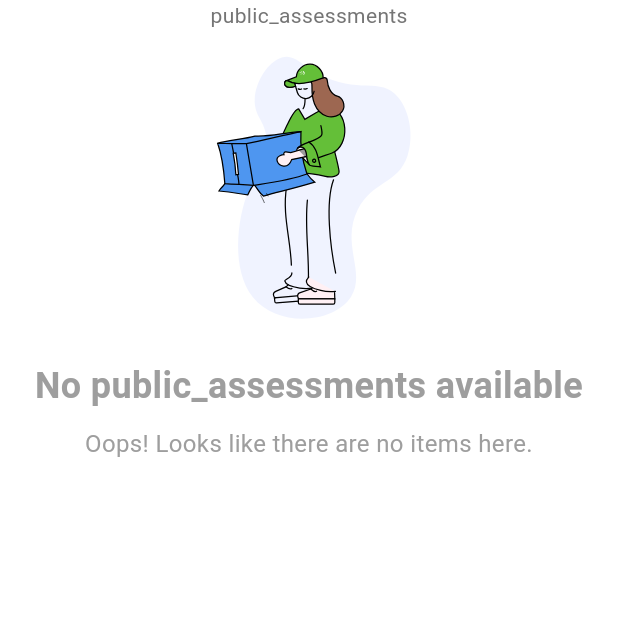
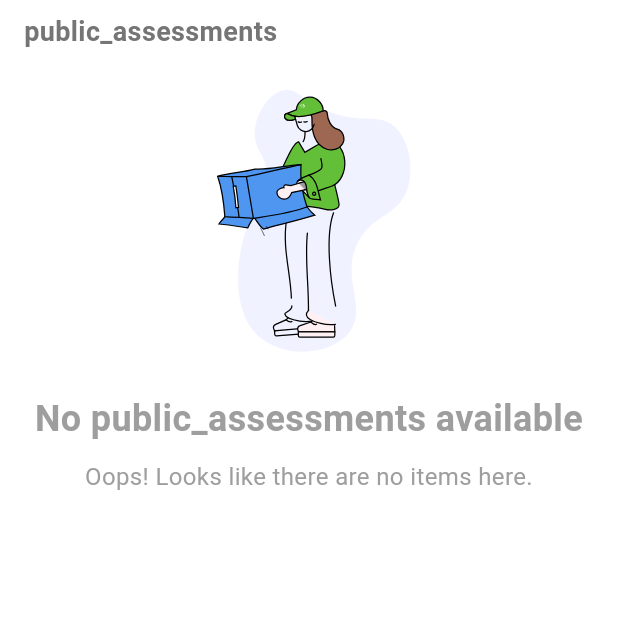
Before and after one commit to 45afeef/edutik, a Flutter app: the AssessmentTabBarView screen opened directly with empty values, on a phone screen of 412 x 824 dp, the top half of it. Run offline on Flutter 3.47's test engine with Material 3 defaults, Android fonts, the phone set to English and light mode, and no system bars; our stand-ins replace cloud_firestore, connectivity_plus, firebase_auth, firebase_core, firebase_crashlytics, flip_card and 12 more; accounts and stored records are empty.

Commit message:
feat: add utmSource and campaign fields to AssessmentResult and related models for tracking purposes

```diff
--- a/lib/src/features/assessment/da/models/assessment_result_model.dart
+++ b/lib/src/features/assessment/da/models/assessment_result_model.dart
@@ -21,6 +21,8 @@ class AssessmentResultModel with _$AssessmentResultModel {
     required Map<int, AssessmentItemResponseModel> studentResponse,
     required String assessmentId,
     required String studentId,
+    String? utmSource,
+    String? campaign,
   }) = _AssessmentResultModel;
 
   factory AssessmentResultModel.fromJson(Map<String, dynamic> json) =>
--- a/lib/src/features/assessment/do/assessment.dart
+++ b/lib/src/features/assessment/do/assessment.dart
@@ -30,15 +30,21 @@ class Assessment extends Content {
 }
 
 class AssessmentResult {
+  /// [studentResponse] is a map of index and [AssessmentItemResponse]
+  /// The index is the index of the [AssessmentItem] in the [Assessment] object
   Map<int, AssessmentItemResponse> studentResponse;
   String? assessmentId;
   String? studentId;
+  String? utmSource;
+  String? campaign;
 
   // Constructor
   AssessmentResult({
     Map<int, AssessmentItemResponse>? initialResponse,
     this.assessmentId,
     this.studentId,
+    this.utmSource,
+    this.campaign,
   }) : studentResponse = initialResponse ?? {};
 
   AssessmentItemResponse? getItemResponse(int index) => studentResponse[index];
--- a/lib/src/features/institute/p/w/assessment_tab_view.dart
+++ b/lib/src/features/institute/p/w/assessment_tab_view.dart
@@ -2,10 +2,11 @@ import 'package:flutter/material.dart';
 import 'package:get/get.dart';
 
 import '../../../../../utils/routing/approute.dart';
+import '../../../../widgets/empty_item.dart';
+import '../../../../widgets/loading.dart';
 import '../../../assessment/do/assessment.dart';
 import '../../../authentication/auth_service.dart';
-import '../../../../widgets/empty_item.dart';
-import '../../../../widgets/loading.dart';
+import '../../da/repo/institute_reopsitory_impl.dart';
 import '../../do/entity/institute.dart';
 import '../controllers/institute_controller.dart';
 
@@ -22,19 +23,21 @@ class AssessmentTabBarView extends GetWidget<InstituteController> {
             ? controller.fetchInstitutesAssessments()
             : controller.fetchPublicAssessments(),
         builder: (context, snapshot) {
+          if (snapshot.connectionState == ConnectionState.waiting) {
+            return const Center(child: CustomProgressIndicator());
+          }
+
           if (snapshot.hasError) {
             return Center(
               child: Text('some_error_occoured_during_data_fetch'.tr),
             );
           }
-          if (!snapshot.hasData) {
-            return const Center(child: CustomProgressIndicator());
-          }
 
-          List<Assessment> allAssessments = snapshot.data!;
-          List<Assessment> publicAssessments = allAssessments
+          final allAssessments = snapshot.data ?? [];
+          final publicAssessments = allAssessments
               .where((assessment) =>
-                  institute.publicAssessmentRefs!.contains(assessment.id))
+                  institute.publicAssessmentRefs?.contains(assessment.id) ??
+                  false)
               .toList();
           List<Assessment> privateAssessments = _isAdmin()
               ? allAssessments
@@ -45,77 +48,34 @@ class AssessmentTabBarView extends GetWidget<InstituteController> {
 
           return SingleChildScrollView(
             child: Column(
+              crossAxisAlignment: CrossAxisAlignment.start,
               children: [
-                Text('public_assessments'.tr),
-                publicAssessments.isEmpty
-                    ? EmptyItem(itemName: 'public_assessments'.tr)
-                    : ListView.builder(
-                        shrinkWrap: true,
-                        physics: const NeverScrollableScrollPhysics(),
-                        itemCount: publicAssessments.length,
-                        itemBuilder: (BuildContext context, int index) {
-                          final assessment = publicAssessments[index];
-
-                          return Padding(
-                            padding: const EdgeInsets.all(8.0),
-                            child: Card(
-                              child: ListTile(
-                                leading: Text('${index + 1}'),
-                                title: Text(assessment.name),
-                                onTap: () {
-                                  Get.toNamed(
-                                    AppRoute.assessmentPage.replaceFirst(
-                                        ':id', '${assessment.id}'),
-                                  );
-                                },
-                                trailing: _isAdmin()
-                                    ? IconButton(
+                _buildSectionTitle('public_assessments'.tr),
+                _AssessmentList(
+                  assessments: publicAssessments,
+                  emptyMessage: 'public_assessments'.tr,
+                  trailingBuilder: _isAdmin()
+                      ? (assessment) => IconButton(
                             icon: const Icon(Icons.remove_circle),
                             onPressed: () {
-                                          controller.removeAssessmentFromPublic(
-                                              assessment.id!);
+                              controller
+                                  .removeAssessmentFromPublic(assessment.id!);
                             },
                           )
                       : null,
                 ),
-                            ),
-                          );
+                if (_isAdmin()) ...[
+                  _buildSectionTitle('private_assessments'.tr),
+                  _AssessmentList(
+                    assessments: privateAssessments,
+                    emptyMessage: 'private_assessments'.tr,
+                    instituteId: institute.id,
+                    trailingBuilder: (assessment) => IconButton(
+                      icon: const Icon(Icons.public),
+                      onPressed: () {
+                        controller.addAssessmentToPublic(assessment.id!);
                       },
                     ),
-                if (_isAdmin()) ...[
-                  Text('private_assessments'.tr),
-                  privateAssessments.isEmpty
-                      ? EmptyItem(itemName: 'private_assessments'.tr)
-                      : ListView.builder(
-                          shrinkWrap: true,
-                          physics: const NeverScrollableScrollPhysics(),
-                          itemCount: privateAssessments.length,
-                          itemBuilder: (BuildContext context, int index) {
-                            final assessment = privateAssessments[index];
-
-                            return Padding(
-                              padding: const EdgeInsets.all(8.0),
-                              child: Card(
-                                child: ListTile(
-                                  leading: Text('${index + 1}'),
-                                  title: Text(assessment.name),
-                                  onTap: () {
-                                    Get.toNamed(
-                                      AppRoute.assessmentPage.replaceFirst(
-                                          ':id', '${assessment.id}'),
-                                    );
-                                  },
-                                  trailing: IconButton(
-                                    icon: const Icon(Icons.public),
-                                    onPressed: () {
-                                      controller.addAssessmentToPublic(
-                                          assessment.id!);
-                                    },
-                                  ),
-                                ),
-                              ),
-                            );
-                          },
                   ),
                 ],
               ],
@@ -123,14 +83,13 @@ class AssessmentTabBarView extends GetWidget<InstituteController> {
           );
         },
       ),
-      // Add new assessment button for admin
       floatingActionButton: _isAdmin()
           ? FloatingActionButton(
               onPressed: () => Get.toNamed(
                 AppRoute.assessmentCreationPage,
                 arguments: {
                   'ownerId': institute.id,
-                  'ownerName': institute.name
+                  'ownerName': institute.name,
                 },
               ),
               child: Tooltip(
@@ -142,9 +101,71 @@ class AssessmentTabBarView extends GetWidget<InstituteController> {
     );
   }
 
+  Widget _buildSectionTitle(String title) {
+    return Padding(
+      padding: const EdgeInsets.symmetric(vertical: 8.0, horizontal: 16.0),
+      child: Text(
+        title,
+        style: const TextStyle(fontSize: 18, fontWeight: FontWeight.bold),
+      ),
+    );
+  }
+
   bool _isAdmin() {
     final AuthService auth = AuthService();
-
     return institute.editors.contains(auth.currentUser?.uid);
   }
 }
+
+class _AssessmentList extends StatelessWidget {
+  final List<Assessment> assessments;
+  final String emptyMessage;
+  final Widget Function(Assessment)? trailingBuilder;
+  final String? instituteId;
+
+  const _AssessmentList({
+    required this.assessments,
+    required this.emptyMessage,
+    this.trailingBuilder,
+    this.instituteId,
+  });
+
+  @override
+  Widget build(BuildContext context) {
+    if (assessments.isEmpty) {
+      return EmptyItem(itemName: emptyMessage);
+    }
+
+    return ListView.builder(
+      shrinkWrap: true,
+      physics: const NeverScrollableScrollPhysics(),
+      itemCount: assessments.length,
+      itemBuilder: (BuildContext context, int index) {
+        final assessment = assessments[index];
+
+        return Padding(
+          padding: const EdgeInsets.all(8.0),
+          child: Card(
+            child: ListTile(
+              leading: Text('${index + 1}'),
+              title: Text(assessment.name),
+              onTap: () {
+                Get.toNamed(
+                  AppRoute.assessmentPage
+                      .replaceFirst(':id', '${assessment.id}'),
+                  parameters: {
+                    'utm_source': 'institute-profile',
+                    if (instituteId != null)
+                      'campaign': '$kInstituteTableName/$instituteId',
+                  },
+                );
+              },
+              trailing:
+                  trailingBuilder != null ? trailingBuilder!(assessment) : null,
+            ),
+          ),
+        );
+      },
+    );
+  }
+}
```
Also changed, not shown: lib/src/features/assessment/da/mapper/assessment_result_firestore_mapper.dart (+4 -4 lines), lib/src/features/assessment/da/repositories/assessment_repository_impl.dart (+43 -0 lines), lib/src/features/assessment/do/repositories/assessment_repository.dart (+13 -1 lines), lib/src/features/assessment/p/assessment_page.dart (+31 -6 lines), lib/src/features/assessment/p/controllers/assessment_controller.dart (+19 -1 lines), lib/src/features/courses/p/batch_page.dart (+7 -0 lines), lib/src/features/homepage/p/profile/p/w/quizzes_grid_widget.dart (+7 -1 lines), lib/src/features/assessment/da/models/assessment_result_model.freezed.dart, lib/src/features/assessment/da/models/assessment_result_model.g.dart. Lines whose indentation alone changed are shown as unchanged.
